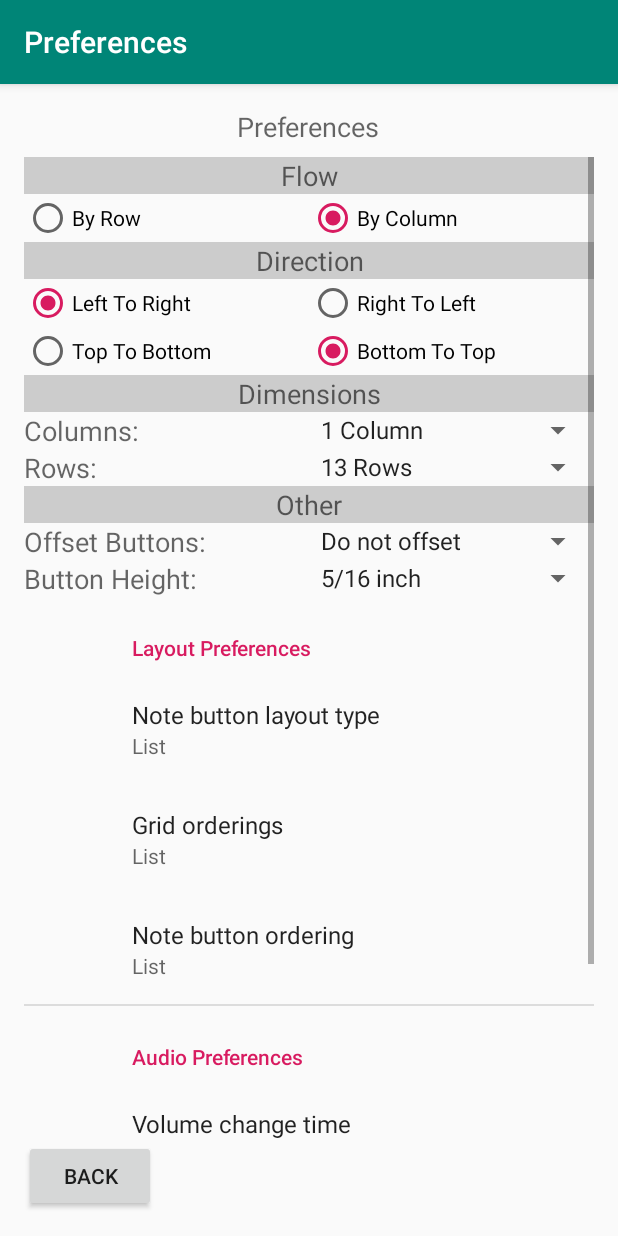
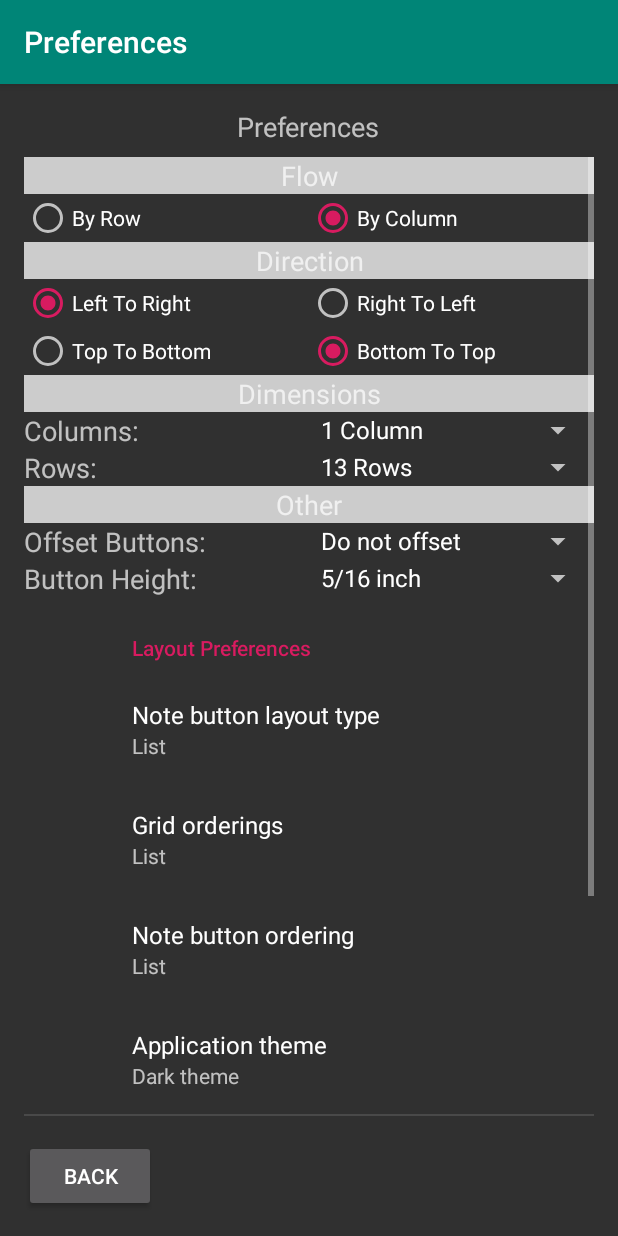
Before and after one commit to sseidel16/ByzantineIson, an Android app: the AppSettings screen opened directly, with no data from a screen before it, on a phone screen of 412 x 824 dp. Run offline under Robolectric (Android 15) with nearby library versions, the phone set to English and light mode, and no system bars; our stand-ins replace androidx.preference.

Commit message:
preferences moved to new class; dark and light theme preference added (default is dark)

```diff
--- a/app/src/main/java/com/coderss/ison/AppSettings.java
+++ b/app/src/main/java/com/coderss/ison/AppSettings.java
@@ -5,6 +5,8 @@ import android.graphics.Color;
 import android.os.Bundle;
 import androidx.appcompat.app.AppCompatActivity;
 import androidx.preference.PreferenceFragmentCompat;
+import androidx.preference.PreferenceManager;
+
 import android.view.KeyEvent;
 import android.view.View;
 import android.widget.AdapterView;
@@ -13,9 +15,12 @@ import android.widget.ArrayAdapter;
 import android.widget.RadioButton;
 import android.widget.Spinner;
 
+import com.coderss.ison.utility.Preferences;
 import com.coderss.ison.utility.Scale;
 
 public class AppSettings extends AppCompatActivity {
+
+    private Preferences preferences;
 
     private RadioButton byRow;
     private RadioButton byColumn;
@@ -29,7 +34,13 @@ public class AppSettings extends AppCompatActivity {
     private Spinner buttonHeight;
 
     protected void onCreate(Bundle savedInstanceState) {
-        setTheme(R.style.LightAppTheme);
+        preferences = new Preferences(PreferenceManager.getDefaultSharedPreferences(getBaseContext()));
+
+        if (preferences.isDarkTheme()) {
+            setTheme(R.style.DarkAppTheme);
+        } else {
+            setTheme(R.style.LightAppTheme);
+        }
 
         super.onCreate(savedInstanceState);
         setContentView(R.layout.app_settings);
--- /dev/null
+++ b/app/src/main/java/com/coderss/ison/utility/Preferences.java
@@ -0,0 +1,38 @@
+package com.coderss.ison.utility;
+
+import android.content.SharedPreferences;
+
+public class Preferences {
+
+    private SharedPreferences sharedPreferences;
+
+    public Preferences(SharedPreferences sharedPreferences) {
+        this.sharedPreferences = sharedPreferences;
+    }
+
+    public boolean isBaseNoteSliderDiscrete() {
+        return sharedPreferences.getString("listBaseSlider", "discrete").equals("discrete");
+    }
+
+    public float getFrequencyChangeTime() {
+        try {
+            return Float.parseFloat(sharedPreferences.getString("listFrequencyChangeTime", "0.0"));
+        } catch (Throwable th) {
+            th.printStackTrace();
+            return 0;
+        }
+    }
+
+    public float getVolumeChangeTime() {
+        try {
+            return Float.parseFloat(sharedPreferences.getString("listVolumeChangeTime", "0.0"));
+        } catch (Throwable th) {
+            th.printStackTrace();
+            return 0;
+        }
+    }
+
+    public boolean isDarkTheme() {
+        return sharedPreferences.getString("keyTheme", "dark").equals("dark");
+    }
+}
--- a/app/src/main/res/values/preferences.xml
+++ b/app/src/main/res/values/preferences.xml
@@ -42,4 +42,14 @@
         <item>1.500</item>
         <item>2.000</item>
     </string-array>
+
+    <string-array name="prefThemeEntries">
+        <item>Dark theme</item>
+        <item>Light theme</item>
+    </string-array>
+    <string-array name="prefThemeEntryValues">
+        <item>dark</item>
+        <item>light</item>
+    </string-array>
+
 </resources>
--- a/app/src/main/res/values/styles.xml
+++ b/app/src/main/res/values/styles.xml
@@ -7,7 +7,7 @@
         <item name="colorAccent">@color/colorAccent</item>
     </style>
 
-    <style name="DarkAppTheme" parent="Theme.AppCompat.Light.DarkActionBar">
+    <style name="DarkAppTheme" parent="Theme.AppCompat">
         <!-- Customize your theme here. -->
         <item name="colorPrimary">@color/colorPrimary</item>
         <item name="colorPrimaryDark">@color/colorPrimaryDark</item>
--- a/app/src/main/res/xml/preferences.xml
+++ b/app/src/main/res/xml/preferences.xml
@@ -31,6 +31,14 @@
             android:summary="%s"
             android:defaultValue="list"/>
 
+        <ListPreference
+            android:entries="@array/prefThemeEntries"
+            android:entryValues="@array/prefThemeEntryValues"
+            android:key="keyTheme"
+            android:title="Application theme"
+            android:summary="%s"
+            android:defaultValue="dark"/>
+
     </PreferenceCategory>
 
     <PreferenceCategory android:title="Audio Preferences">
```
Also changed, not shown: app/src/main/java/com/coderss/ison/IsonActivity.java (+12 -22 lines), app/src/main/java/com/coderss/ison/ScaleManager.java (+12 -1 lines).
